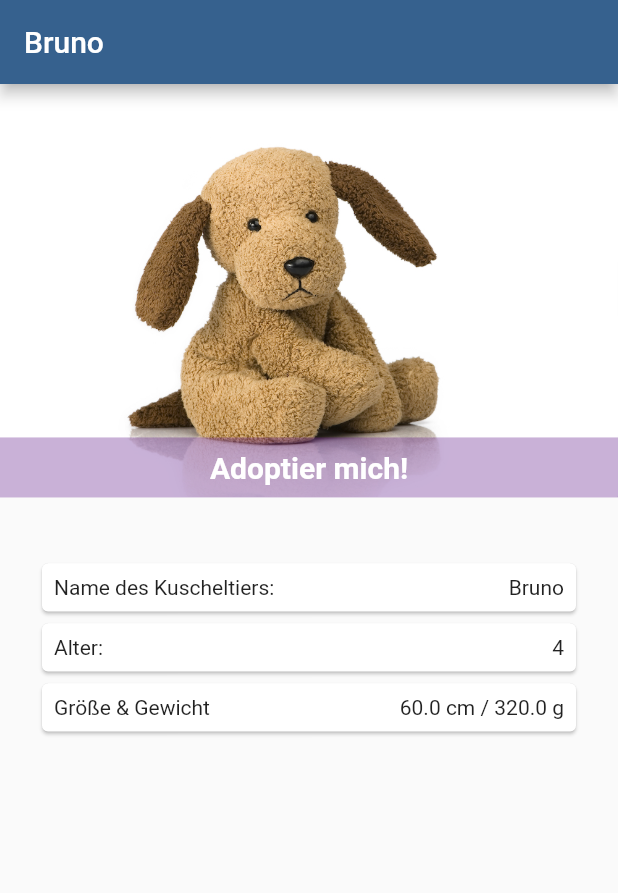
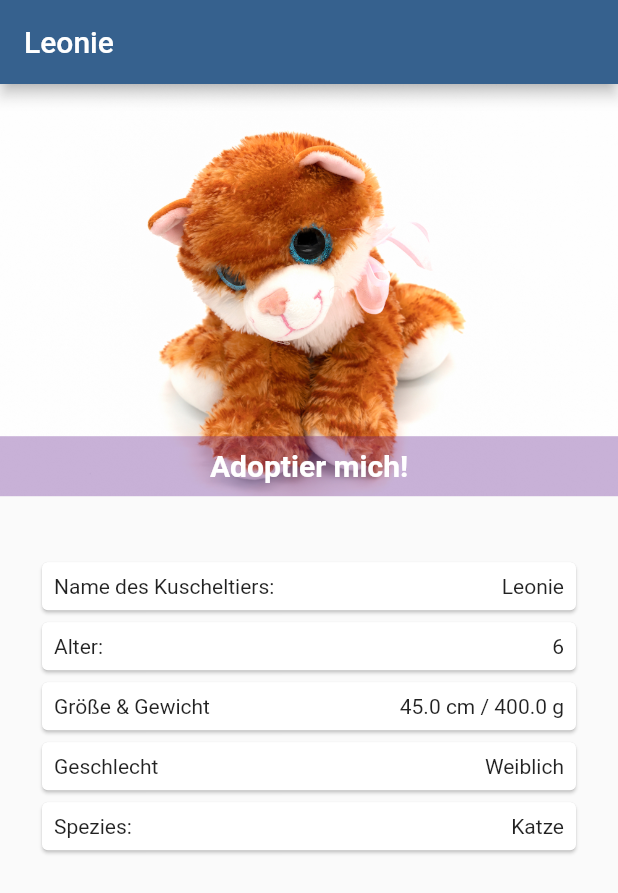
Before and after one commit to Verbalkeks/Pummel_at_work, a Flutter app: the screen it shows after launch, on a phone screen of 412 x 824 dp. Shown: the top 893 px of the screen. Run offline on Flutter 3.47's test engine with Material 3 defaults, Android fonts, the phone set to English and light mode, and no system bars.

Commit message:
lauffähioge App Seite 236

```diff
--- a/lib/main.dart
+++ b/lib/main.dart
@@ -91,6 +91,14 @@ class MyApp extends StatelessWidget {
       age: 4,
       isFemale: false,
     );
+    const leonieTheCat = Pet(
+      id: "3",
+      name: "Leonie",
+      species: Species.cat,
+      weight: 400.0,
+      height: 45.0,
+      age: 6,
+    );
 
     return MaterialApp(
       title: 'Flutter Demo',
@@ -98,7 +106,7 @@ class MyApp extends StatelessWidget {
         colorScheme: ColorScheme.fromSeed(seedColor: Colors.blue),
         useMaterial3: false,
       ),
-      home: const DetailPetScreen(pet: brunoTheDog),
+      home: const DetailPetScreen(pet: leonieTheCat),
     );
   }
 }
--- a/lib/screens/detail_pet_screen.dart
+++ b/lib/screens/detail_pet_screen.dart
@@ -12,6 +12,7 @@ class DetailPetScreen extends StatelessWidget {
         title: Text(pet.name),
       ),
       body: SafeArea(
+          child: SingleChildScrollView(
         child: Column(
           children: <Widget>[
             Stack(
@@ -49,7 +50,7 @@ class DetailPetScreen extends StatelessWidget {
             _InfoCardsColumn(pet: pet),
           ],
         ),
-      ),
+      )),
     );
   }
 }
@@ -82,6 +83,19 @@ class _InfoCardsColumn extends StatelessWidget {
           _InfoCard(
             labelText: "Größe & Gewicht",
             infoText: "${pet.height} cm / ${pet.weight} g",
+          ),
+          _InfoCard(
+              labelText: "Geschlecht",
+              infoText: pet.isFemale ? "Weiblich" : "Männlich"),
+          _InfoCard(
+            labelText: "Spezies:",
+            infoText: pet.species == Species.dog
+                ? "Hund"
+                : pet.species == Species.bird
+                    ? "Vogel"
+                    : pet.species == Species.cat
+                        ? "Katze"
+                        : "Fisch",
           ),
         ],
       ),
--- a/lib/screens/home_screen.dart
+++ b/lib/screens/home_screen.dart
@@ -33,8 +33,9 @@ class _HomeScreenState extends State<HomeScreen> {
         title: const Text("HomeScreen"),
       ),
       body: SafeArea(
+        child: Padding(
+          padding: const EdgeInsets.all(24),
           child: ListView.builder(
-          padding: const EdgeInsets.all(20),
             itemCount: pets.length,
             itemBuilder: (context, index) {
               return ListTile(
@@ -55,6 +56,7 @@ class _HomeScreenState extends State<HomeScreen> {
             },
           ),
         ),
+      ),
       floatingActionButton: FloatingActionButton(
         onPressed: () {},
         child: const Icon(Icons.add),
```
Also changed, not shown: lib/widgets/custom_button.dart (+20 -16 lines). Lines whose indentation alone changed are shown as unchanged.
